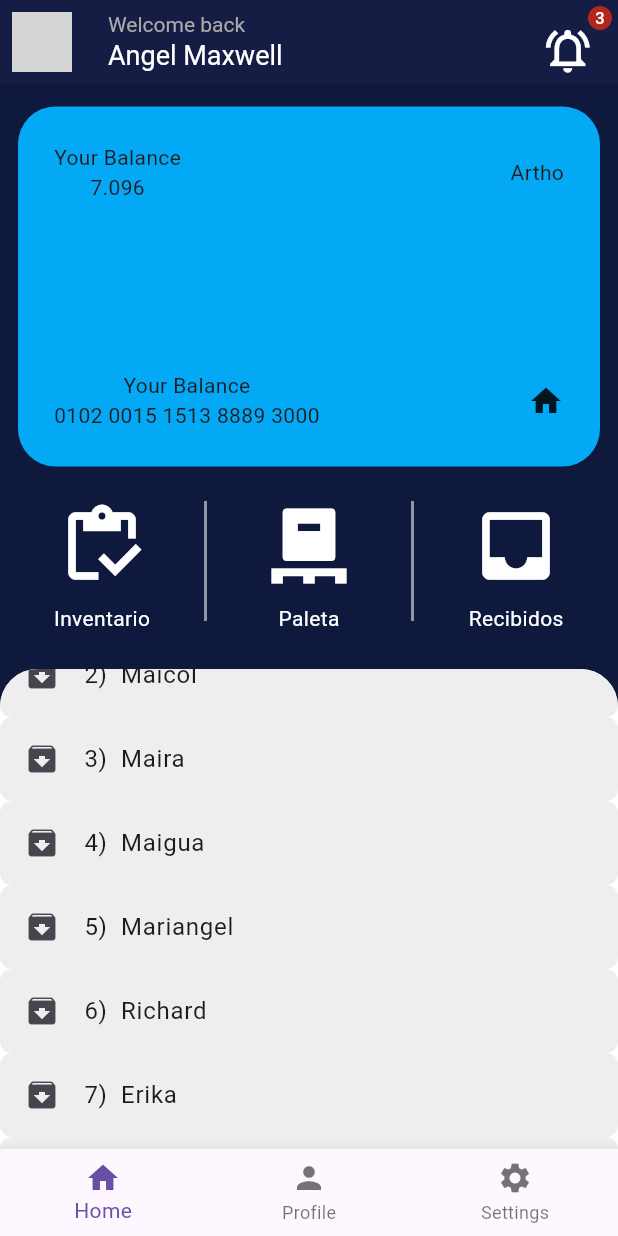
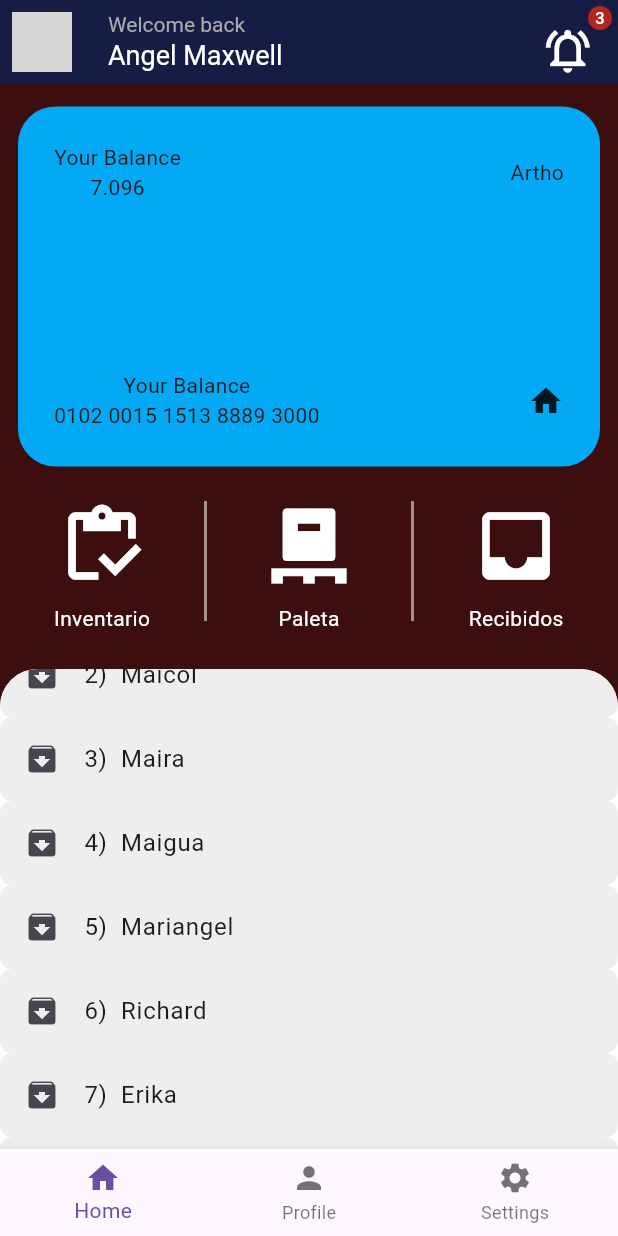
Before and after one commit to maicolsmith14/wallet1, a Flutter app: the screen it shows after launch, scrolled down 331 dp, on a phone screen of 412 x 824 dp. Run offline on Flutter 3.47's test engine with Material 3 defaults, Android fonts, the phone set to English and light mode, and no system bars; our stand-ins replace dotted_border; network calls fail; grey boxes are pictures that could not be loaded.

Commit message:
cambio color fondo

```diff
--- a/lib/pages/first_page.dart
+++ b/lib/pages/first_page.dart
@@ -22,7 +22,7 @@ class FirstPage extends StatelessWidget {
   @override
   Widget build(BuildContext context) {
     return Scaffold(
-      backgroundColor: const Color(0xFF0E193D),
+      backgroundColor: Color.fromARGB(255, 61, 14, 14),
       appBar: AppBar(
         foregroundColor: Colors.white,
         backgroundColor: const Color (0xFF0E193D),
```
